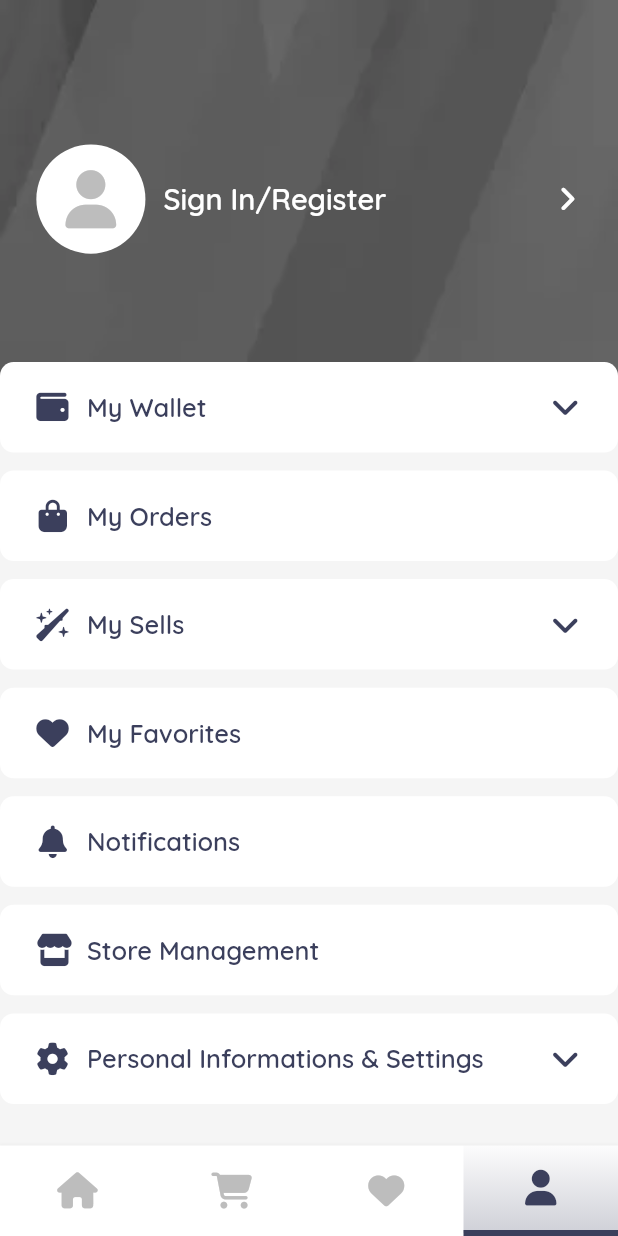
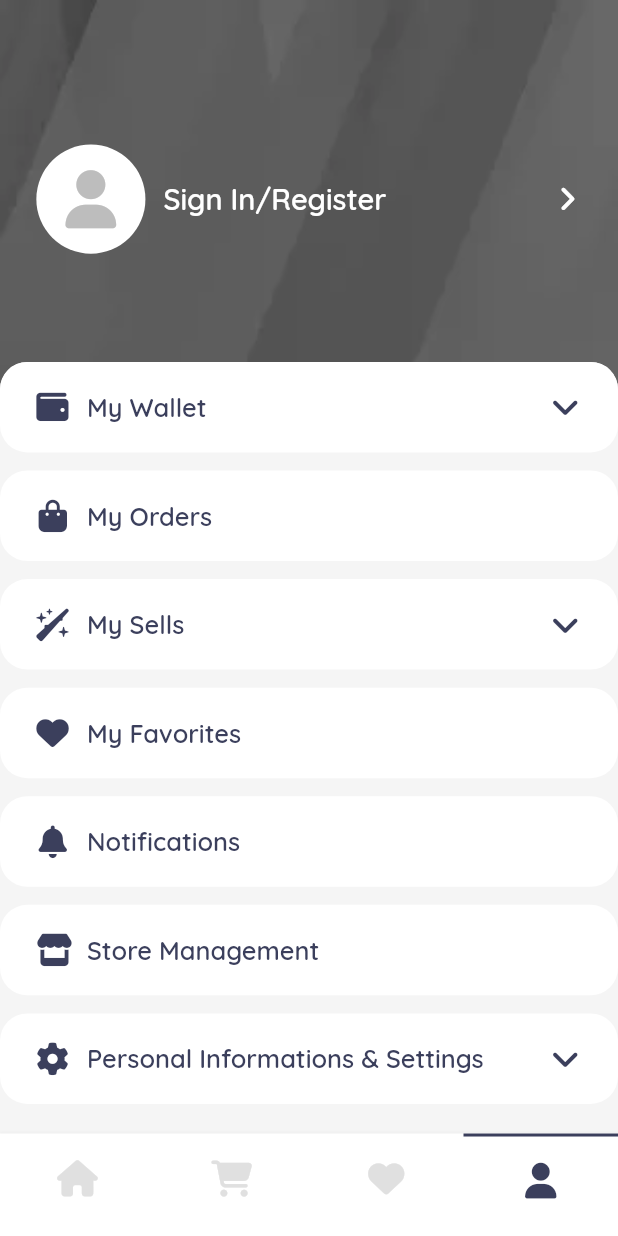
Before and after one commit to Emirhan-Kahya/gamekrub, a Flutter app: the screen it shows after launch, item 4 of the bottom bar chosen, on a phone screen of 412 x 824 dp. Run offline on Flutter 3.47's test engine with Material 2 defaults, Android fonts, the phone set to English and light mode, and no system bars; our stand-ins replace font_awesome_flutter, get; network calls fail.

Commit message:
27.04.2022 09:15 PM

```diff
--- a/lib/screens/account/account_screen.dart
+++ b/lib/screens/account/account_screen.dart
@@ -78,9 +78,8 @@ class AccountScreen extends StatelessWidget {
                 child: Container(
                   decoration: BoxDecoration(
                     color: Colors.grey.shade100,
-                    borderRadius: BorderRadius.only(
-                      topRight: Radius.circular(Dimension.radius15),
-                      topLeft: Radius.circular(Dimension.radius15),
+                    borderRadius: BorderRadius.vertical(
+                      top: Radius.circular(Dimension.radius15),
                     ),
                   ),
                   child: Column(
--- a/lib/screens/home/home_screen.dart
+++ b/lib/screens/home/home_screen.dart
@@ -17,7 +17,7 @@ class HomeScreen extends StatefulWidget {
 class _HomeScreenState extends State<HomeScreen> {
   int _selectedIndex = 0;
 
-  List pages = [
+  List _pages = [
     HomeScreenBody(),
     Center(child: Text("Category")),
     Center(child: Text("Marketplace")),
@@ -28,7 +28,7 @@ class _HomeScreenState extends State<HomeScreen> {
   @override
   Widget build(BuildContext context) {
     return Scaffold(
-      body: pages[_selectedIndex],
+      body: _pages[_selectedIndex],
       bottomNavigationBar: _buildBottomBar()
     );
   }
@@ -37,6 +37,7 @@ class _HomeScreenState extends State<HomeScreen> {
     return SizedBox(
       width: double.maxFinite,
       child: Container(
+        padding: EdgeInsets.only(bottom: 8),
         decoration: BoxDecoration(
           color: Colors.white,
           boxShadow: [
--- a/lib/screens/home/home_screen_body.dart
+++ b/lib/screens/home/home_screen_body.dart
@@ -39,6 +39,7 @@ class _HomeScreenBodyState extends State<HomeScreenBody> {
                   Get.to(
                     () => SearchScreen(),
                     transition: Transition.rightToLeftWithFade,
+                    duration: const Duration(milliseconds: 300)
                   );
                 },
               ),
--- a/lib/screens/search_screen/search_screen.dart
+++ b/lib/screens/search_screen/search_screen.dart
@@ -34,7 +34,7 @@ class _SearchScreenState extends State<SearchScreen> {
             SizedBox(width: Dimension.width10),
             Container(
               height: Dimension.height40,
-              width: Dimension.screenWidth / 1.5,
+              width: Dimension.screenWidth / 1.55,
               padding: EdgeInsets.symmetric(horizontal: Dimension.width20),
               decoration: BoxDecoration(
                   borderRadius: BorderRadius.circular(Dimension.radius30),
--- a/lib/widgets/account_widgets/account_widget.dart
+++ b/lib/widgets/account_widgets/account_widget.dart
@@ -20,7 +20,7 @@ class AccountButton extends StatelessWidget {
         padding: EdgeInsets.symmetric(horizontal: Dimension.width20),
         decoration: BoxDecoration(
             color: Colors.white,
-            borderRadius: BorderRadius.circular(Dimension.radius15 / 2)
+            borderRadius: BorderRadius.circular(Dimension.radius15)
         ),
         child: Row(
           children: [
--- a/lib/widgets/bottomNavBar/customBottomBarItems.dart
+++ b/lib/widgets/bottomNavBar/customBottomBarItems.dart
@@ -22,18 +22,10 @@ class mBottomBarItem extends StatelessWidget {
         height: Dimension.height50,
         decoration: isSelected ? BoxDecoration(
             border: Border(
-              bottom: BorderSide(width: 4, color: AppColors.iconColor)
+              top: BorderSide(width: 2, color: AppColors.iconColor)
             ),
-            gradient: LinearGradient(
-            colors: [
-              AppColors.iconColor.withOpacity(0.25),
-              AppColors.iconColor.withOpacity(0.015),
-            ],
-              begin: Alignment.bottomCenter,
-              end: Alignment.topCenter,
-          )
         ) : BoxDecoration(),
-        child: Icon(icon, color: isSelected ? AppColors.iconColor : Colors.grey.shade400),
+        child: Icon(icon, color: isSelected ? AppColors.iconColor : Colors.grey.shade300),
       ),
     );
   }
```
